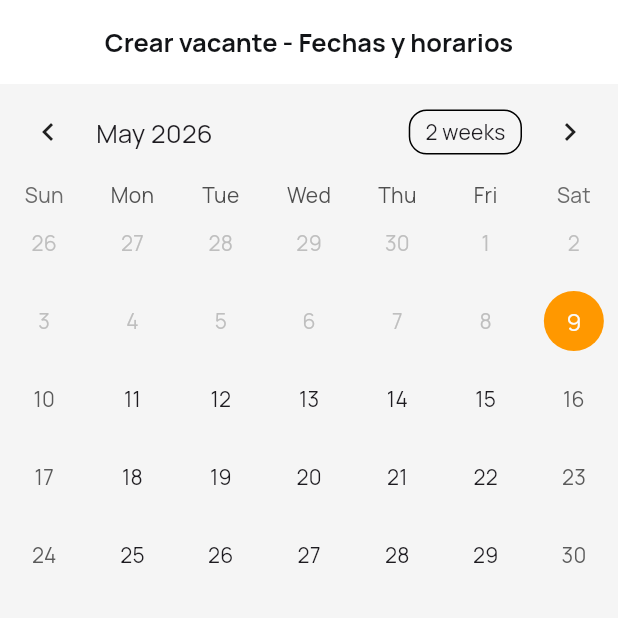
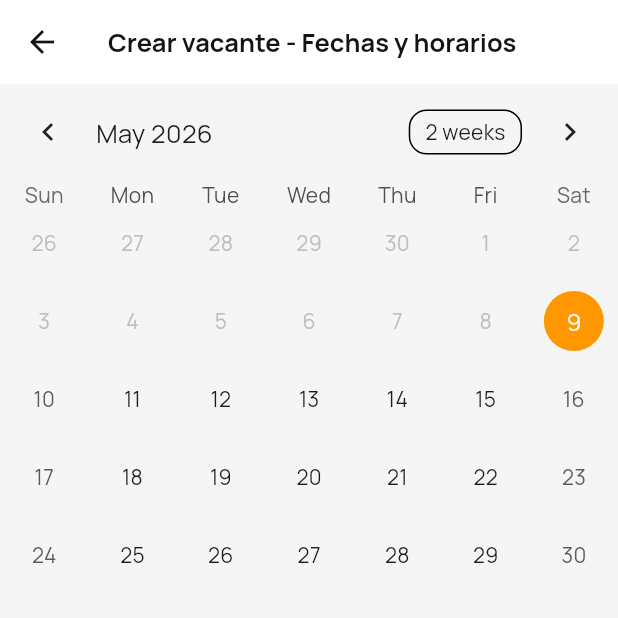
Before and after one commit to ceanbu/AppFrelancers, a Flutter app: the CreateVacancyStep1Screen screen opened by its route, on a phone screen of 412 x 824 dp, the top half of it. Run offline on Flutter 3.47's test engine with Material 3 defaults, Android fonts, the phone set to English and light mode, and no system bars; drawn by our look-alikes of table_calendar; our stand-ins replace cloud_firestore, firebase_auth, firebase_core, flutter_riverpod, go_router, google_fonts and 1 more; accounts and stored records are empty.

Commit message:
fix: resolve navigation bugs and missing data models
- Implement PopScope and back buttons for improved navigation in Android.
- Create StructuredAddress model and unify TimeRange model for Firestore serialization.
- Migrate app_router.dart to absolute package imports.
- Fix broken smoke tests and create missing asset directories.

Co-authored-by: ceanbu <214049549+ceanbu@users.noreply.github.com>

```diff
--- a/lib/core/models/time_range.dart
+++ b/lib/core/models/time_range.dart
@@ -10,13 +10,26 @@ class TimeRange {
     }
   }
 
+  Map<String, dynamic> toMap() => {
+    'start': '${start.hour.toString().padLeft(2, '0')}:${start.minute.toString().padLeft(2, '0')}',
+    'end': '${end.hour.toString().padLeft(2, '0')}:${end.minute.toString().padLeft(2, '0')}',
+  };
+
+  factory TimeRange.fromMap(Map<String, dynamic> map) {
+    final range = tryFromMap(map);
+    if (range == null) throw FormatException('Formato de horario inválido: $map');
+    return range;
+  }
+
   Map<String, String> toJson() => {
     'start': '${start.hour.toString().padLeft(2, '0')}:${start.minute.toString().padLeft(2, '0')}',
     'end': '${end.hour.toString().padLeft(2, '0')}:${end.minute.toString().padLeft(2, '0')}',
   };
 
   // Retorna null si no se puede parsear, en lugar de lanzar excepción
-  static TimeRange? tryFromJson(Map<String, dynamic> json) {
+  static TimeRange? tryFromJson(Map<String, dynamic> json) => tryFromMap(json);
+
+  static TimeRange? tryFromMap(Map<String, dynamic> json) {
     try {
       final startStr = json['start'] as String;
       final endStr = json['end'] as String;
@@ -37,9 +50,9 @@ class TimeRange {
     }
   }
 
-  // Mantenemos fromJson para compatibilidad, pero ahora llama a tryFromJson y lanza si es null
+  // Mantenemos fromJson para compatibilidad, pero ahora llama a tryFromMap y lanza si es null
   factory TimeRange.fromJson(Map<String, dynamic> json) {
-    final range = tryFromJson(json);
+    final range = tryFromMap(json);
     if (range == null) throw FormatException('Formato de horario inválido: $json');
     return range;
   }
--- a/lib/features/employer_dashboard/domain/vacancy.dart
+++ b/lib/features/employer_dashboard/domain/vacancy.dart
@@ -1,5 +1,6 @@
 import 'package:cloud_firestore/cloud_firestore.dart';
-import '../../onboarding_freelancer/domain/freelancer.dart';
+import 'package:workflex/core/models/structured_address.dart';
+import 'package:workflex/core/models/time_range.dart';
 
 enum VacancyStatus { open, paused, filled, closed }
 
--- a/lib/features/employer_dashboard/presentation/screens/create_vacancy_step1_screen.dart
+++ b/lib/features/employer_dashboard/presentation/screens/create_vacancy_step1_screen.dart
@@ -15,12 +15,22 @@ class _CreateVacancyStep1ScreenState extends State<CreateVacancyStep1Screen> {
 
   @override
   Widget build(BuildContext context) {
-    return Scaffold(
+    return PopScope(
+      canPop: false,
+      onPopInvokedWithResult: (didPop, result) {
+        if (didPop) return;
+        context.go('/employer/home');
+      },
+      child: Scaffold(
       backgroundColor: Colors.grey[100],
       appBar: AppBar(
         title: const Text('Crear vacante - Fechas y horarios'),
         backgroundColor: Colors.white,
         elevation: 0,
+        leading: IconButton(
+          icon: const Icon(Icons.arrow_back),
+          onPressed: () => context.go('/employer/home'),
+        ),
       ),
       body: Column(
         children: [
@@ -52,6 +62,6 @@ class _CreateVacancyStep1ScreenState extends State<CreateVacancyStep1Screen> {
           ),
         ],
       ),
-    );
+    ),);
   }
 }
--- a/lib/features/onboarding_freelancer/domain/freelancer.dart
+++ b/lib/features/onboarding_freelancer/domain/freelancer.dart
@@ -1,4 +1,5 @@
 import 'package:flutter/material.dart';
+import 'package:workflex/core/models/time_range.dart';
 
 class Freelancer {
   final String id;
@@ -102,26 +103,3 @@ class Experience {
     isCurrent: json['isCurrent'],
   );
 }
-
-class TimeRange {
-  final TimeOfDay start;
-  final TimeOfDay end;
-
-  TimeRange({required this.start, required this.end});
-
-  Map<String, String> toJson() => {
-    'start': ':',
-    'end': ':',
-  };
-
-  factory TimeRange.fromJson(Map<String, dynamic> json) => TimeRange(
-    start: TimeOfDay(
-      hour: int.parse(json['start'].split(':')[0]),
-      minute: int.parse(json['start'].split(':')[1]),
-    ),
-    end: TimeOfDay(
-      hour: int.parse(json['end'].split(':')[0]),
-      minute: int.parse(json['end'].split(':')[1]),
-    ),
-  );
-}
--- a/lib/features/onboarding_freelancer/presentation/screens/step1_personal_info_screen.dart
+++ b/lib/features/onboarding_freelancer/presentation/screens/step1_personal_info_screen.dart
@@ -48,7 +48,7 @@ class _FreelancerStep1ScreenState extends ConsumerState<FreelancerStep1Screen> {
   @override
   Widget build(BuildContext context) {
     return PopScope(
-      canPop: false,
+      canPop: true,
       child: Scaffold(
         backgroundColor: AppColors.background,
         appBar: AppBar(
@@ -57,6 +57,10 @@ class _FreelancerStep1ScreenState extends ConsumerState<FreelancerStep1Screen> {
           title: Text(
             'Registro - Paso 1/4',
             style: AppTextStyles.headlineMedium,
+          ),
+          leading: IconButton(
+            icon: const Icon(Icons.arrow_back),
+            onPressed: () => context.go('/'),
           ),
         ),
         body: SingleChildScrollView(
```
Also changed, not shown: lib/core/models/structured_address.dart (added, +47 -0 lines), lib/core/router/app_router.dart (+15 -16 lines), lib/features/employer_dashboard/presentation/screens/create_vacancy_step2_screen.dart (+12 -2 lines), lib/features/employer_dashboard/presentation/screens/vacancy_detail_screen.dart (+18 -4 lines), lib/features/profile/presentation/screens/employer_profile_screen.dart (+18 -4 lines), pubspec.lock, 5 other files.
